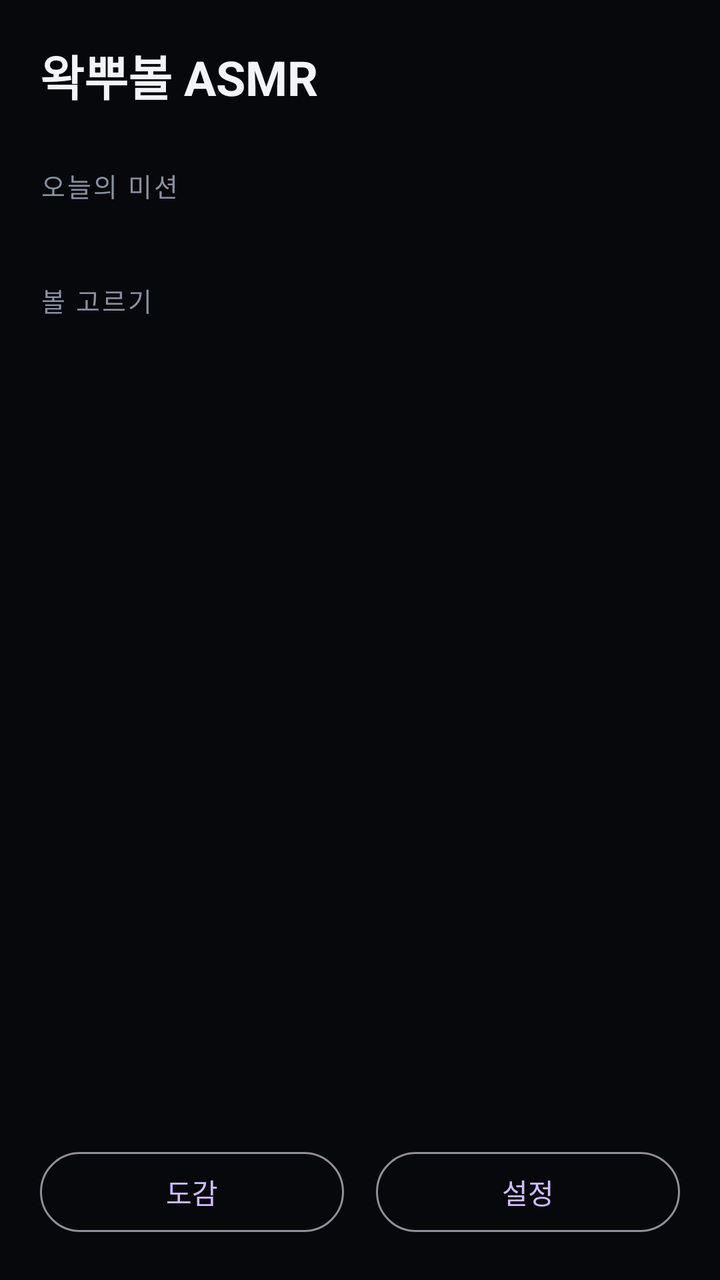
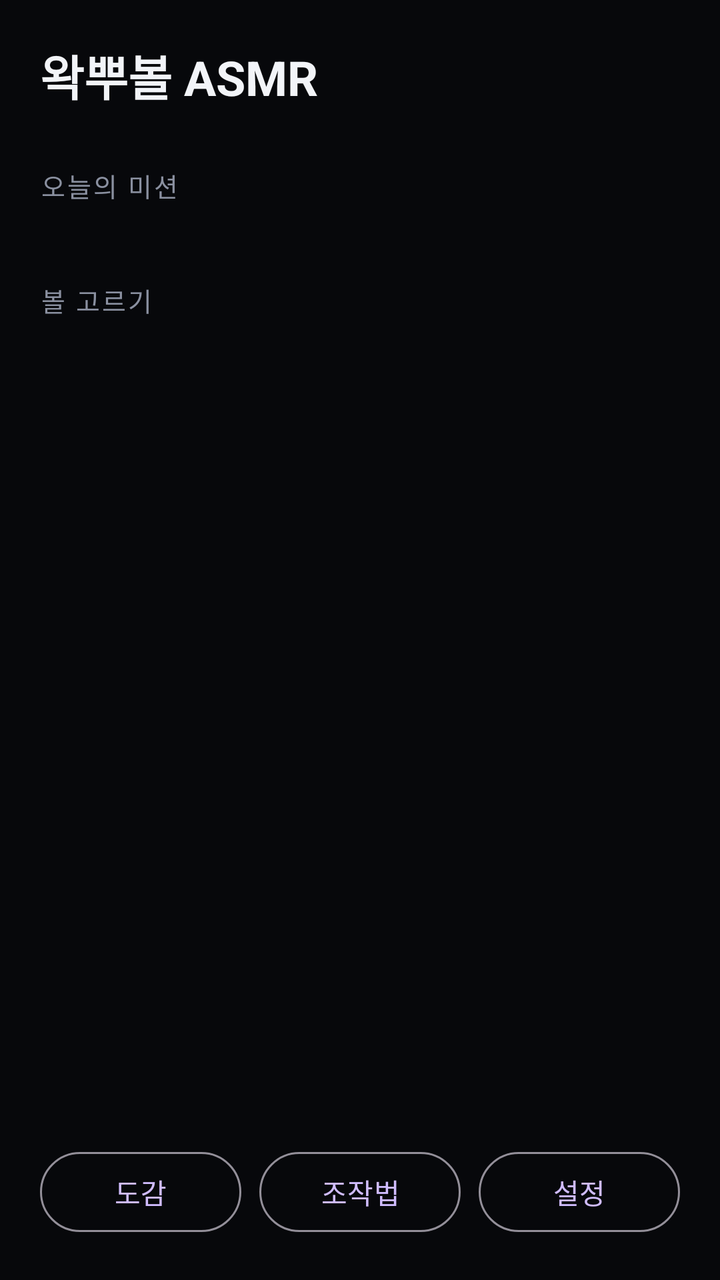

Screens rendered from an Android XML layout before and after an edit, with the pre-edit source and the edit as a unified diff.
<!-- AndroidManifest.xml: application theme Theme.WaxBall -->
<!-- res/layout/activity_home.xml -->
<?xml version="1.0" encoding="utf-8"?>
<ScrollView xmlns:android="http://schemas.android.com/apk/res/android"
    android:layout_width="match_parent"
    android:layout_height="match_parent"
    android:background="@color/surface"
    android:fillViewport="true">

    <LinearLayout
        android:layout_width="match_parent"
        android:layout_height="wrap_content"
        android:orientation="vertical"
        android:padding="20dp">

        <LinearLayout
            android:layout_width="match_parent"
            android:layout_height="wrap_content"
            android:gravity="center_vertical"
            android:orientation="horizontal">

            <TextView
                android:layout_width="0dp"
                android:layout_height="wrap_content"
                android:layout_weight="1"
                android:text="@string/app_name"
                android:textColor="@color/text_primary"
                android:textSize="24sp"
                android:textStyle="bold" />

            <TextView
                android:id="@+id/coinLabel"
                android:layout_width="wrap_content"
                android:layout_height="wrap_content"
                android:textColor="@color/accent_warm"
                android:textSize="16sp"
                android:textStyle="bold" />
        </LinearLayout>

        <TextView
            android:layout_width="wrap_content"
            android:layout_height="wrap_content"
            android:layout_marginTop="28dp"
            android:text="@string/home_missions"
            android:textColor="@color/text_muted"
            android:textSize="13sp"
            android:letterSpacing="0.08" />

        <LinearLayout
            android:id="@+id/missionList"
            android:layout_width="match_parent"
            android:layout_height="wrap_content"
            android:layout_marginTop="10dp"
            android:orientation="vertical" />

        <TextView
            android:layout_width="wrap_content"
            android:layout_height="wrap_content"
            android:layout_marginTop="28dp"
            android:text="@string/home_balls"
            android:textColor="@color/text_muted"
            android:textSize="13sp"
            android:letterSpacing="0.08" />

        <HorizontalScrollView
            android:layout_width="match_parent"
            android:layout_height="wrap_content"
            android:layout_marginTop="10dp"
            android:scrollbars="none">

            <LinearLayout
                android:id="@+id/ballList"
                android:layout_width="wrap_content"
                android:layout_height="wrap_content"
                android:orientation="horizontal" />
        </HorizontalScrollView>

        <View
            android:layout_width="match_parent"
            android:layout_height="0dp"
            android:layout_weight="1"
            android:minHeight="24dp" />

        <LinearLayout
            android:layout_width="match_parent"
            android:layout_height="wrap_content"
            android:layout_marginTop="24dp"
            android:orientation="horizontal">

            <Button
                android:id="@+id/collectionButton"
                style="@style/Widget.Material3.Button.OutlinedButton"
                android:layout_width="0dp"
                android:layout_height="wrap_content"
                android:layout_marginEnd="8dp"
                android:layout_weight="1"
                android:text="@string/home_collection" />

            <Button
                android:id="@+id/settingsButton"
                style="@style/Widget.Material3.Button.OutlinedButton"
                android:layout_width="0dp"
                android:layout_height="wrap_content"
                android:layout_marginStart="8dp"
                android:layout_weight="1"
                android:text="@string/home_settings" />
        </LinearLayout>
    </LinearLayout>
</ScrollView>
<!-- resources referenced by this layout -->
<resources>
  <color name="accent_warm">#FFC533</color>
  <color name="surface">#07080B</color>
  <color name="text_muted">#8A90A0</color>
  <color name="text_primary">#F2F4F8</color>
  <string name="app_name">왁뿌볼 ASMR</string>
  <string name="home_balls">볼 고르기</string>
  <string name="home_collection">도감</string>
  <string name="home_missions">오늘의 미션</string>
  <string name="home_settings">설정</string>
  <style name="Theme.WaxBall" parent="Theme.Material3.Dark.NoActionBar">
          <item name="android:statusBarColor">@color/surface</item>
          <item name="android:navigationBarColor">@color/surface</item>
          <item name="android:windowBackground">@color/surface</item>
      </style>
</resources>

<!-- the commit's change to res/layout/activity_home.xml (unified diff, before → after) -->
@@ -90,16 +90,26 @@
                 style="@style/Widget.Material3.Button.OutlinedButton"
                 android:layout_width="0dp"
                 android:layout_height="wrap_content"
-                android:layout_marginEnd="8dp"
+                android:layout_marginEnd="6dp"
                 android:layout_weight="1"
                 android:text="@string/home_collection" />
+
+            <Button
+                android:id="@+id/controlsButton"
+                style="@style/Widget.Material3.Button.OutlinedButton"
+                android:layout_width="0dp"
+                android:layout_height="wrap_content"
+                android:layout_marginStart="3dp"
+                android:layout_marginEnd="3dp"
+                android:layout_weight="1"
+                android:text="@string/controls" />
 
             <Button
                 android:id="@+id/settingsButton"
                 style="@style/Widget.Material3.Button.OutlinedButton"
                 android:layout_width="0dp"
                 android:layout_height="wrap_content"
-                android:layout_marginStart="8dp"
+                android:layout_marginStart="6dp"
                 android:layout_weight="1"
                 android:text="@string/home_settings" />
         </LinearLayout>
<!-- resource entries referenced after the edit -->
@@ -5,6 +5,7 @@
   <color name="text_muted">#8A90A0</color>
   <color name="text_primary">#F2F4F8</color>
   <string name="app_name">왁뿌볼 ASMR</string>
+  <string name="controls">조작법</string>
   <string name="home_balls">볼 고르기</string>
   <string name="home_collection">도감</string>
   <string name="home_missions">오늘의 미션</string>
